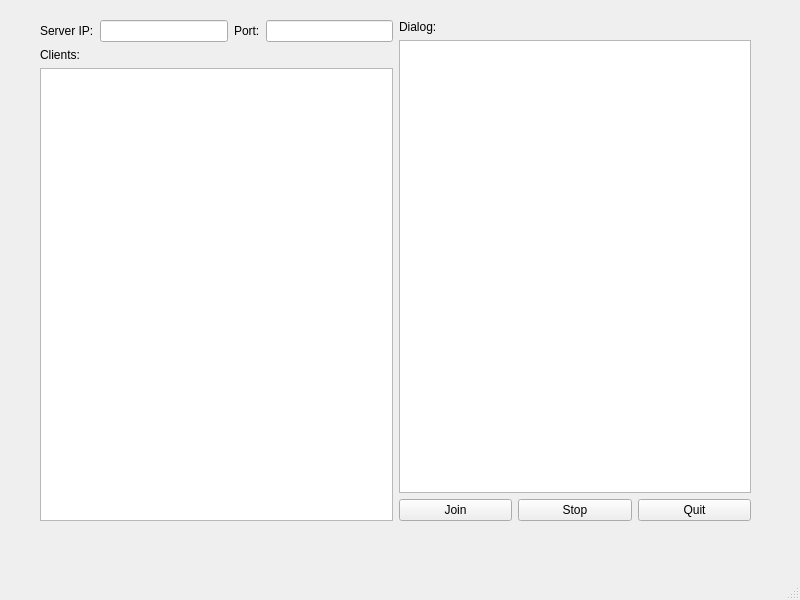
williamlus/COMP2012H_Project, file USTlord_final/clientwindow.ui: the form before one commit.
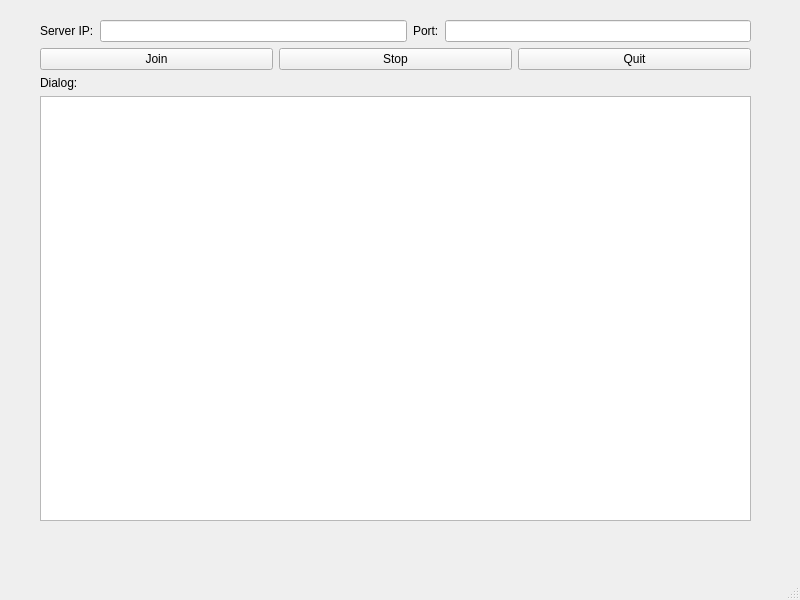
The form after the commit.

The edit to the form file:
```diff
--- a/USTlord_final/clientwindow.ui
+++ b/USTlord_final/clientwindow.ui
@@ -10,6 +10,12 @@
     <height>600</height>
    </rect>
   </property>
+  <property name="sizePolicy">
+   <sizepolicy hsizetype="Preferred" vsizetype="Preferred">
+    <horstretch>0</horstretch>
+    <verstretch>0</verstretch>
+   </sizepolicy>
+  </property>
   <property name="windowTitle">
    <string>MainWindow</string>
   </property>
@@ -25,7 +31,10 @@
     </property>
     <layout class="QHBoxLayout" name="horizontalLayout_3">
      <item>
-      <layout class="QVBoxLayout" name="verticalLayout">
+      <layout class="QVBoxLayout" name="verticalLayout"/>
+     </item>
+     <item>
+      <layout class="QVBoxLayout" name="verticalLayout_2">
        <item>
         <layout class="QHBoxLayout" name="horizontalLayout">
          <item>
@@ -51,30 +60,6 @@
         </layout>
        </item>
        <item>
-        <widget class="QLabel" name="label_clients">
-         <property name="text">
-          <string>Clients:</string>
-         </property>
-        </widget>
-       </item>
-       <item>
-        <widget class="QListView" name="listView_clients"/>
-       </item>
-      </layout>
-     </item>
-     <item>
-      <layout class="QVBoxLayout" name="verticalLayout_2">
-       <item>
-        <widget class="QLabel" name="label_dialog">
-         <property name="text">
-          <string>Dialog:</string>
-         </property>
-        </widget>
-       </item>
-       <item>
-        <widget class="QListView" name="listView_dialogs"/>
-       </item>
-       <item>
         <layout class="QHBoxLayout" name="horizontalLayout_2">
          <item>
           <widget class="QPushButton" name="pushButton_join_server">
@@ -99,6 +84,16 @@
          </item>
         </layout>
        </item>
+       <item>
+        <widget class="QLabel" name="label_dialog">
+         <property name="text">
+          <string>Dialog:</string>
+         </property>
+        </widget>
+       </item>
+       <item>
+        <widget class="QListWidget" name="listWidget_dialogs"/>
+       </item>
       </layout>
      </item>
     </layout>
```
